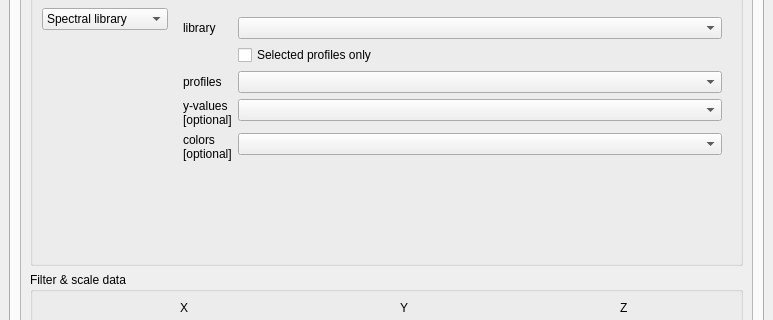
First picture: the form in enmapbox/coreapps/spectralsurfaceplottingapp/spectralsurfaceplottingwindow.ui, repository EnMAP-Box/enmap-box, before the edit; both pictures show x 0 to 773 and y 276 to 596 of the 773 by 1037 pixel window.
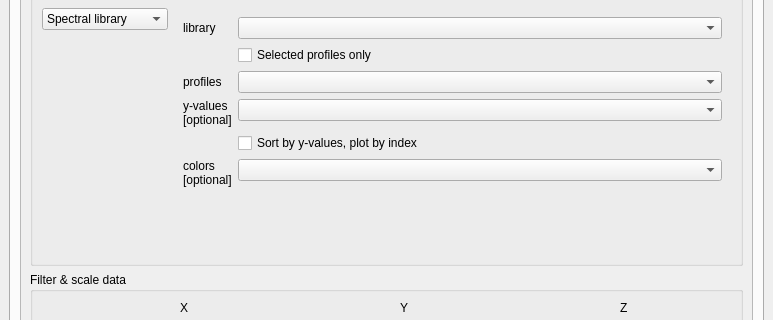
Second picture: the form after the edit. Custom widgets are drawn as their Qt base class.

Diff of the .ui file:
```diff
--- a/enmapbox/coreapps/spectralsurfaceplottingapp/spectralsurfaceplottingwindow.ui
+++ b/enmapbox/coreapps/spectralsurfaceplottingapp/spectralsurfaceplottingwindow.ui
@@ -232,7 +232,7 @@
                           </property>
                          </widget>
                         </item>
-                        <item row="4" column="0">
+                        <item row="5" column="0">
                          <widget class="QLabel" name="label_42">
                           <property name="sizePolicy">
                            <sizepolicy hsizetype="Fixed" vsizetype="Preferred">
@@ -256,7 +256,7 @@
                           </property>
                          </widget>
                         </item>
-                        <item row="4" column="1">
+                        <item row="5" column="1">
                          <widget class="QgsFieldComboBox" name="mFieldLibraryC">
                           <property name="toolTip">
                            <string>Values used for coloring.</string>
@@ -293,6 +293,13 @@
                           </property>
                          </widget>
                         </item>
+                        <item row="4" column="1">
+                         <widget class="QCheckBox" name="mFieldLibraryYSorted">
+                          <property name="text">
+                           <string>Sort by y-values, plot by index</string>
+                          </property>
+                         </widget>
+                        </item>
                        </layout>
                       </item>
                      </layout>
```
